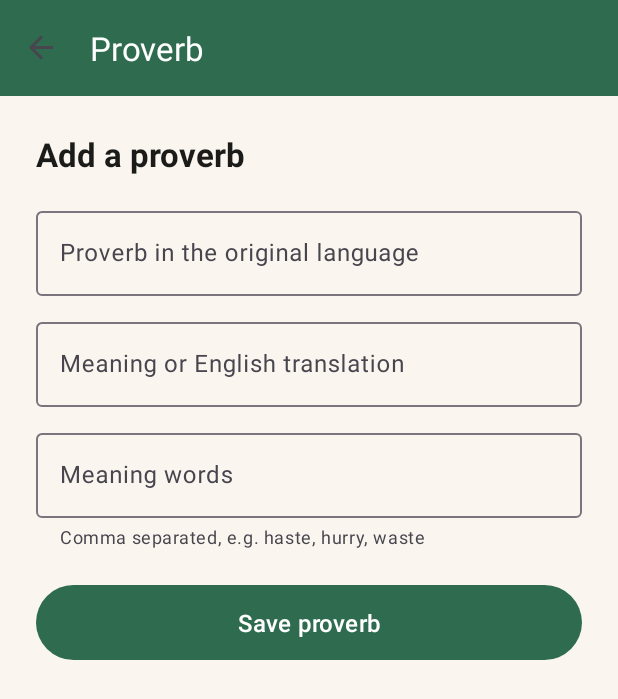
After one commit to Allan-Ngugi-Nganga/Mizizi, an Android app: the ProverbEditorFragment screen opened through its navigation route, on a phone screen of 412 x 824 dp. The commit adds this screen. Shown: the top 699 px of the screen. Run offline under Robolectric (Android 15) with nearby library versions, the phone set to English and light mode, and no system bars; our stand-ins replace Room's generated code, navigation-ui.

Commit message:
feat: add the proverb editor for create and update

```diff
--- /dev/null
+++ b/app/src/main/java/com/example/mizizi/ui/editor/ProverbEditorFragment.kt
@@ -0,0 +1,119 @@
+package com.example.mizizi.ui.editor
+
+import android.os.Bundle
+import android.view.LayoutInflater
+import android.view.View
+import android.view.ViewGroup
+import android.widget.Toast
+import androidx.fragment.app.Fragment
+import androidx.fragment.app.activityViewModels
+import androidx.navigation.fragment.findNavController
+import com.example.mizizi.R
+import com.example.mizizi.data.model.ProverbEntity
+import com.example.mizizi.databinding.FragmentProverbEditorBinding
+import com.example.mizizi.ui.viewmodel.FormResult
+import com.example.mizizi.ui.viewmodel.MiziziViewModel
+import com.google.android.material.dialog.MaterialAlertDialogBuilder
+
+/**
+ * Create, update or delete a proverb. One screen covers both the create and the
+ * update half of CRUD: opening it with a proverb id pre-fills the fields and
+ * shows the delete action.
+ */
+class ProverbEditorFragment : Fragment() {
+
+    private var _binding: FragmentProverbEditorBinding? = null
+    private val binding get() = _binding!!
+
+    private val viewModel: MiziziViewModel by activityViewModels()
+
+    private var editing: ProverbEntity? = null
+    private var loaded = false
+
+    override fun onCreateView(
+        inflater: LayoutInflater,
+        container: ViewGroup?,
+        savedInstanceState: Bundle?
+    ): View {
+        _binding = FragmentProverbEditorBinding.inflate(inflater, container, false)
+        return binding.root
+    }
+
+    override fun onViewCreated(view: View, savedInstanceState: Bundle?) {
+        super.onViewCreated(view, savedInstanceState)
+
+        val proverbId = ProverbEditorFragmentArgs.fromBundle(requireArguments()).proverbId
+
+        if (proverbId > 0) {
+            binding.editorTitleText.text = getString(R.string.editor_title_edit)
+            binding.deleteButton.visibility = View.VISIBLE
+            viewModel.proverbs.observe(viewLifecycleOwner) { proverbs ->
+                if (loaded) return@observe
+                proverbs.firstOrNull { it.id == proverbId }?.let { proverb ->
+                    loaded = true
+                    editing = proverb
+                    binding.originalEditText.setText(proverb.original)
+                    binding.meaningEditText.setText(proverb.meaning)
+                    binding.keywordsEditText.setText(proverb.keywordList().joinToString(", "))
+                }
+            }
+        } else {
+            binding.editorTitleText.text = getString(R.string.editor_title_add)
+        }
+
+        binding.saveButton.setOnClickListener { save() }
+        binding.deleteButton.setOnClickListener { confirmDelete() }
+
+        viewModel.formResult.observe(viewLifecycleOwner) { result ->
+            when (result) {
+                is FormResult.Invalid -> showError(result.message)
+                is FormResult.Saved -> {
+                    viewModel.clearFormResult()
+                    Toast.makeText(
+                        requireContext(),
+                        R.string.editor_saved,
+                        Toast.LENGTH_SHORT
+                    ).show()
+                    findNavController().popBackStack()
+                }
+                null -> binding.formErrorText.visibility = View.GONE
+            }
+        }
+    }
+
+    private fun save() {
+        val original = binding.originalEditText.text?.toString().orEmpty()
+        val meaning = binding.meaningEditText.text?.toString().orEmpty()
+        val keywords = binding.keywordsEditText.text?.toString().orEmpty()
+
+        val current = editing
+        if (current == null) {
+            viewModel.createProverb(original, meaning, keywords)
+        } else {
+            viewModel.editProverb(current, original, meaning, keywords)
+        }
+    }
+
+    private fun confirmDelete() {
+        val current = editing ?: return
+        MaterialAlertDialogBuilder(requireContext())
+            .setTitle(R.string.editor_delete_title)
+            .setMessage(getString(R.string.editor_delete_message, current.original))
+            .setNegativeButton(R.string.archive_cancel, null)
+            .setPositiveButton(R.string.archive_delete) { _, _ ->
+                viewModel.deleteProverb(current)
+                findNavController().popBackStack()
+            }
+            .show()
+    }
+
+    private fun showError(message: String) {
+        binding.formErrorText.text = message
+        binding.formErrorText.visibility = View.VISIBLE
+    }
+
+    override fun onDestroyView() {
+        super.onDestroyView()
+        _binding = null
+    }
+}
--- a/app/src/main/java/com/example/mizizi/ui/home/HomeFragment.kt
+++ b/app/src/main/java/com/example/mizizi/ui/home/HomeFragment.kt
@@ -53,6 +53,9 @@ class HomeFragment : Fragment() {
         binding.archiveButton.setOnClickListener {
             findNavController().navigate(R.id.action_homeFragment_to_archiveFragment)
         }
+        binding.addProverbButton.setOnClickListener {
+            findNavController().navigate(R.id.action_homeFragment_to_proverbEditorFragment)
+        }
         binding.dailyProverbButton.setOnClickListener { notYet("The daily proverb") }
     }
 
--- /dev/null
+++ b/app/src/main/res/layout/fragment_proverb_editor.xml
@@ -0,0 +1,108 @@
+<?xml version="1.0" encoding="utf-8"?>
+<ScrollView xmlns:android="http://schemas.android.com/apk/res/android"
+    xmlns:app="http://schemas.android.com/apk/res-auto"
+    xmlns:tools="http://schemas.android.com/tools"
+    android:layout_width="match_parent"
+    android:layout_height="match_parent"
+    android:background="@color/sand_background"
+    android:fillViewport="true">
+
+    <LinearLayout
+        android:layout_width="match_parent"
+        android:layout_height="wrap_content"
+        android:orientation="vertical"
+        android:padding="24dp">
+
+        <TextView
+            android:id="@+id/editorTitleText"
+            android:layout_width="match_parent"
+            android:layout_height="wrap_content"
+            android:textColor="@color/ink"
+            android:textSize="22sp"
+            android:textStyle="bold"
+            tools:text="Add a proverb" />
+
+        <com.google.android.material.textfield.TextInputLayout
+            android:id="@+id/originalInputLayout"
+            style="@style/Widget.Material3.TextInputLayout.OutlinedBox"
+            android:layout_width="match_parent"
+            android:layout_height="wrap_content"
+            android:layout_marginTop="18dp"
+            android:hint="@string/editor_original_hint">
+
+            <com.google.android.material.textfield.TextInputEditText
+                android:id="@+id/originalEditText"
+                android:layout_width="match_parent"
+                android:layout_height="wrap_content"
+                android:inputType="textCapSentences" />
+
+        </com.google.android.material.textfield.TextInputLayout>
+
+        <com.google.android.material.textfield.TextInputLayout
+            android:id="@+id/meaningInputLayout"
+            style="@style/Widget.Material3.TextInputLayout.OutlinedBox"
+            android:layout_width="match_parent"
+            android:layout_height="wrap_content"
+            android:layout_marginTop="12dp"
+            android:hint="@string/editor_meaning_hint">
+
+            <com.google.android.material.textfield.TextInputEditText
+                android:id="@+id/meaningEditText"
+                android:layout_width="match_parent"
+                android:layout_height="wrap_content"
+                android:inputType="textCapSentences" />
+
+        </com.google.android.material.textfield.TextInputLayout>
+
+        <com.google.android.material.textfield.TextInputLayout
+            android:id="@+id/keywordsInputLayout"
+            style="@style/Widget.Material3.TextInputLayout.OutlinedBox"
+            android:layout_width="match_parent"
+            android:layout_height="wrap_content"
+            android:layout_marginTop="12dp"
+            android:hint="@string/editor_keywords_hint"
+            app:helperText="@string/editor_keywords_helper">
+
+            <com.google.android.material.textfield.TextInputEditText
+                android:id="@+id/keywordsEditText"
+                android:layout_width="match_parent"
+                android:layout_height="wrap_content"
+                android:inputType="text" />
+
+        </com.google.android.material.textfield.TextInputLayout>
+
+        <TextView
+            android:id="@+id/formErrorText"
+            android:layout_width="match_parent"
+            android:layout_height="wrap_content"
+            android:layout_marginTop="10dp"
+            android:textColor="@color/ink_muted"
+            android:textSize="14sp"
+            android:visibility="gone"
+            tools:text="Enter the meaning or translation"
+            tools:visibility="visible" />
+
+        <com.google.android.material.button.MaterialButton
+            android:id="@+id/saveButton"
+            android:layout_width="match_parent"
+            android:layout_height="wrap_content"
+            android:layout_marginTop="20dp"
+            android:paddingTop="14dp"
+            android:paddingBottom="14dp"
+            android:text="@string/editor_save"
+            android:textSize="16sp" />
+
+        <com.google.android.material.button.MaterialButton
+            android:id="@+id/deleteButton"
+            style="@style/Widget.Material3.Button.TextButton"
+            android:layout_width="match_parent"
+            android:layout_height="wrap_content"
+            android:layout_marginTop="8dp"
+            android:text="@string/editor_delete"
+            android:textColor="@color/ink_muted"
+            android:visibility="gone"
+            tools:visibility="visible" />
+
+    </LinearLayout>
+
+</ScrollView>
--- a/app/src/main/res/navigation/nav_graph.xml
+++ b/app/src/main/res/navigation/nav_graph.xml
@@ -16,6 +16,10 @@
         <action
             android:id="@+id/action_homeFragment_to_archiveFragment"
             app:destination="@id/archiveFragment" />
+
+        <action
+            android:id="@+id/action_homeFragment_to_proverbEditorFragment"
+            app:destination="@id/proverbEditorFragment" />
     </fragment>
 
     <fragment
@@ -58,4 +62,15 @@
         android:name="com.example.mizizi.ui.archive.ArchiveFragment"
         android:label="@string/title_archive" />
 
+    <fragment
+        android:id="@+id/proverbEditorFragment"
+        android:name="com.example.mizizi.ui.editor.ProverbEditorFragment"
+        android:label="@string/title_editor">
+
+        <argument
+            android:name="proverbId"
+            android:defaultValue="-1L"
+            app:argType="long" />
+    </fragment>
+
 </navigation>
--- a/app/src/main/res/values/strings.xml
+++ b/app/src/main/res/values/strings.xml
@@ -51,6 +51,19 @@
     <string name="archive_clear_title">Clear the archive?</string>
     <string name="archive_clear_message">Every recorded attempt will be deleted. This cannot be undone.</string>
 
+    <string name="home_add_proverb">Add a proverb</string>
+    <string name="editor_title_add">Add a proverb</string>
+    <string name="editor_title_edit">Edit proverb</string>
+    <string name="editor_original_hint">Proverb in the original language</string>
+    <string name="editor_meaning_hint">Meaning or English translation</string>
+    <string name="editor_keywords_hint">Meaning words</string>
+    <string name="editor_keywords_helper">Comma separated, e.g. haste, hurry, waste</string>
+    <string name="editor_save">Save proverb</string>
+    <string name="editor_delete">Delete this proverb</string>
+    <string name="editor_saved">Proverb saved</string>
+    <string name="editor_delete_title">Delete this proverb?</string>
+    <string name="editor_delete_message">%1$s will be removed from your collection.</string>
+
     <plurals name="home_proverb_count">
         <item quantity="one">%1$d proverb to practise</item>
         <item quantity="other">%1$d proverbs to practise</item>
```
Also changed, not shown: app/src/main/res/layout/fragment_home.xml (+11 -0 lines).
